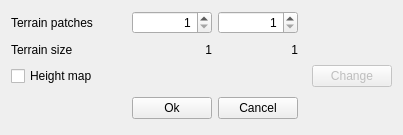
First picture: the form in new_map_editor/initterrain.ui, repository xaphier/Eternal-Lands, before the edit.
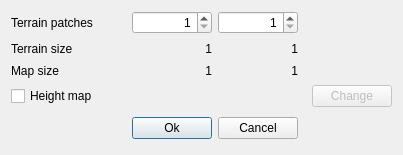
Second picture: the form after the edit. Icons and pictures are not drawn.

Patch:
```diff
--- a/new_map_editor/initterrain.ui
+++ b/new_map_editor/initterrain.ui
@@ -7,43 +7,17 @@
     <x>0</x>
     <y>0</y>
     <width>403</width>
-    <height>135</height>
+    <height>155</height>
    </rect>
   </property>
   <property name="windowTitle">
    <string>Dialog</string>
   </property>
   <layout class="QGridLayout" name="gridLayout">
-   <item row="2" column="0">
-    <widget class="QCheckBox" name="height_map_checkbox">
-     <property name="enabled">
-      <bool>true</bool>
-     </property>
+   <item row="0" column="0">
+    <widget class="QLabel" name="label">
      <property name="text">
-      <string>Height map</string>
-     </property>
-    </widget>
-   </item>
-   <item row="3" column="5" colspan="2">
-    <spacer name="horizontalSpacer_2">
-     <property name="orientation">
-      <enum>Qt::Horizontal</enum>
-     </property>
-     <property name="sizeHint" stdset="0">
-      <size>
-       <width>88</width>
-       <height>31</height>
-      </size>
-     </property>
-    </spacer>
-   </item>
-   <item row="1" column="3" colspan="2">
-    <widget class="QLabel" name="size_y">
-     <property name="text">
-      <string>1</string>
-     </property>
-     <property name="alignment">
-      <set>Qt::AlignRight|Qt::AlignTrailing|Qt::AlignVCenter</set>
+      <string>Terrain patches</string>
      </property>
     </widget>
    </item>
@@ -60,6 +34,16 @@
      </property>
     </widget>
    </item>
+   <item row="1" column="3" colspan="2">
+    <widget class="QLabel" name="size_y">
+     <property name="text">
+      <string>1</string>
+     </property>
+     <property name="alignment">
+      <set>Qt::AlignRight|Qt::AlignTrailing|Qt::AlignVCenter</set>
+     </property>
+    </widget>
+   </item>
    <item row="1" column="1" colspan="2">
     <widget class="QLabel" name="size_x">
      <property name="text">
@@ -70,17 +54,54 @@
      </property>
     </widget>
    </item>
-   <item row="2" column="6">
-    <widget class="QPushButton" name="height_map_change">
-     <property name="enabled">
-      <bool>false</bool>
-     </property>
+   <item row="4" column="1" colspan="2">
+    <widget class="QPushButton" name="pushButton">
      <property name="text">
-      <string>Change</string>
+      <string>Ok</string>
+     </property>
+     <property name="icon">
+      <iconset resource="icons/resourcen.qrc">
+       <normaloff>:/icons/gtk-apply.png</normaloff>:/icons/gtk-apply.png</iconset>
+     </property>
+    </widget>
+   </item>
+   <item row="0" column="1" colspan="2">
+    <widget class="QSpinBox" name="patches_x">
+     <property name="alignment">
+      <set>Qt::AlignRight|Qt::AlignTrailing|Qt::AlignVCenter</set>
+     </property>
+     <property name="readOnly">
+      <bool>false</bool>
+     </property>
+     <property name="minimum">
+      <number>1</number>
+     </property>
+     <property name="maximum">
+      <number>64</number>
      </property>
     </widget>
    </item>
    <item row="3" column="0">
+    <widget class="QCheckBox" name="height_map_checkbox">
+     <property name="enabled">
+      <bool>true</bool>
+     </property>
+     <property name="text">
+      <string>Height map</string>
+     </property>
+    </widget>
+   </item>
+   <item row="3" column="1" colspan="4">
+    <widget class="QLabel" name="height_map_name">
+     <property name="enabled">
+      <bool>true</bool>
+     </property>
+     <property name="text">
+      <string/>
+     </property>
+    </widget>
+   </item>
+   <item row="4" column="0">
     <spacer name="horizontalSpacer">
      <property name="orientation">
       <enum>Qt::Horizontal</enum>
@@ -93,27 +114,18 @@
      </property>
     </spacer>
    </item>
-   <item row="3" column="1" colspan="2">
-    <widget class="QPushButton" name="pushButton">
-     <property name="text">
-      <string>Ok</string>
+   <item row="4" column="5" colspan="2">
+    <spacer name="horizontalSpacer_2">
+     <property name="orientation">
+      <enum>Qt::Horizontal</enum>
      </property>
-     <property name="icon">
-      <iconset resource="icons/resourcen.qrc">
-       <normaloff>:/icons/gtk-apply.png</normaloff>:/icons/gtk-apply.png</iconset>
+     <property name="sizeHint" stdset="0">
+      <size>
+       <width>88</width>
+       <height>31</height>
+      </size>
      </property>
-    </widget>
-   </item>
-   <item row="3" column="3" colspan="2">
-    <widget class="QPushButton" name="pushButton_2">
-     <property name="text">
-      <string>Cancel</string>
-     </property>
-     <property name="icon">
-      <iconset resource="icons/resourcen.qrc">
-       <normaloff>:/icons/gtk-cancel.png</normaloff>:/icons/gtk-cancel.png</iconset>
-     </property>
-    </widget>
+    </spacer>
    </item>
    <item row="1" column="0">
     <widget class="QLabel" name="label_2">
@@ -122,36 +134,51 @@
      </property>
     </widget>
    </item>
-   <item row="2" column="1" colspan="4">
-    <widget class="QLabel" name="height_map_name">
+   <item row="3" column="6">
+    <widget class="QPushButton" name="height_map_change">
      <property name="enabled">
-      <bool>true</bool>
-     </property>
-     <property name="text">
-      <string/>
-     </property>
-    </widget>
-   </item>
-   <item row="0" column="1" colspan="2">
-    <widget class="QSpinBox" name="patches_x">
-     <property name="alignment">
-      <set>Qt::AlignRight|Qt::AlignTrailing|Qt::AlignVCenter</set>
-     </property>
-     <property name="readOnly">
       <bool>false</bool>
      </property>
-     <property name="minimum">
-      <number>1</number>
+     <property name="text">
+      <string>Change</string>
      </property>
-     <property name="maximum">
-      <number>64</number>
+    </widget>
+   </item>
+   <item row="4" column="3" colspan="2">
+    <widget class="QPushButton" name="pushButton_2">
+     <property name="text">
+      <string>Cancel</string>
      </property>
+     <property name="icon">
+      <iconset resource="icons/resourcen.qrc">
+       <normaloff>:/icons/gtk-cancel.png</normaloff>:/icons/gtk-cancel.png</iconset>
+     </property>
     </widget>
    </item>
-   <item row="0" column="0">
-    <widget class="QLabel" name="label">
+   <item row="2" column="0">
+    <widget class="QLabel" name="label_3">
      <property name="text">
-      <string>Terrain patches</string>
+      <string>Map size</string>
+     </property>
+    </widget>
+   </item>
+   <item row="2" column="1" colspan="2">
+    <widget class="QLabel" name="map_size_x">
+     <property name="text">
+      <string>1</string>
+     </property>
+     <property name="alignment">
+      <set>Qt::AlignRight|Qt::AlignTrailing|Qt::AlignVCenter</set>
+     </property>
+    </widget>
+   </item>
+   <item row="2" column="3" colspan="2">
+    <widget class="QLabel" name="map_size_y">
+     <property name="text">
+      <string>1</string>
+     </property>
+     <property name="alignment">
+      <set>Qt::AlignRight|Qt::AlignTrailing|Qt::AlignVCenter</set>
      </property>
     </widget>
    </item>
```
